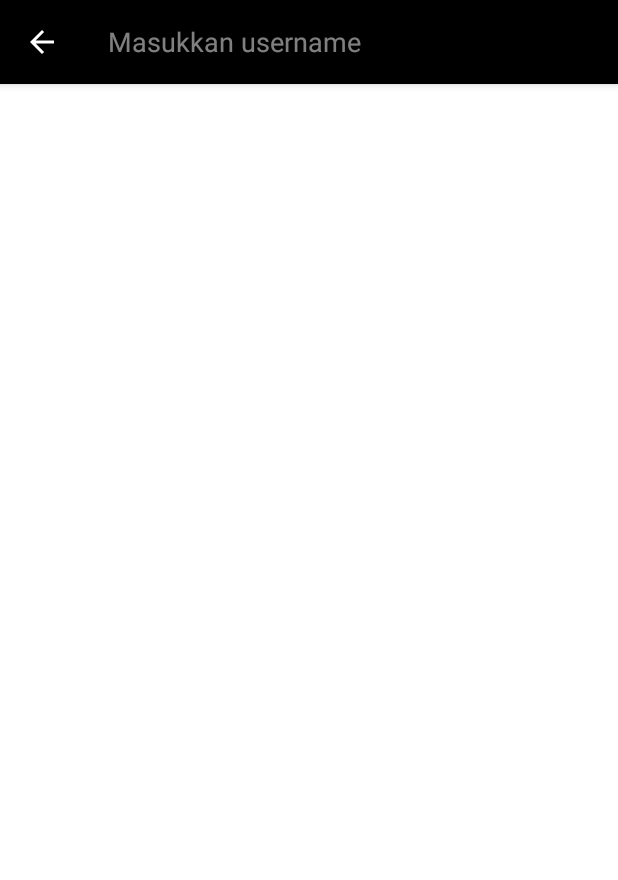
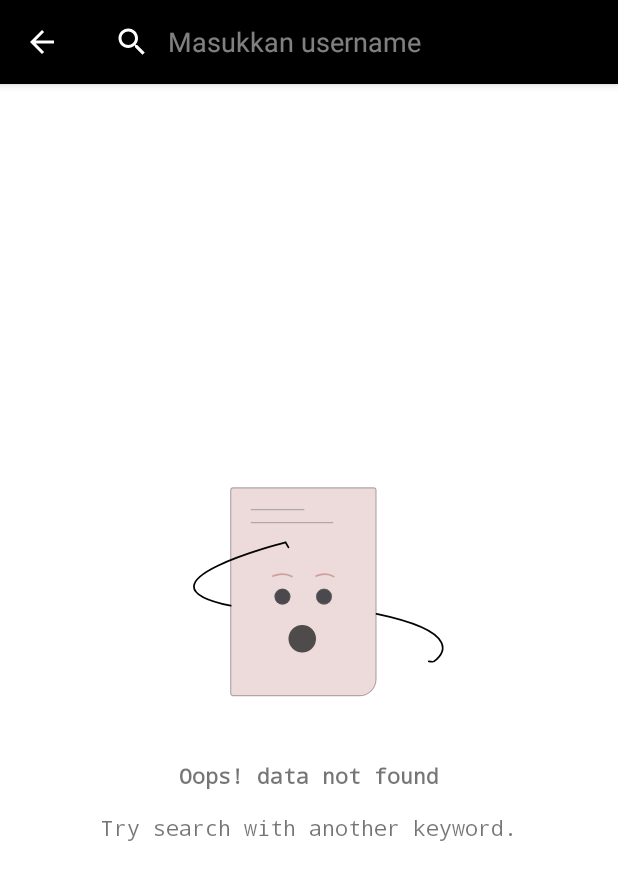
Before and after one commit to rochman25/github_user_submission, an Android app: the screen it shows after launch (MainActivity), after a tap on "Masukkan username", on a phone screen of 412 x 824 dp. Shown: the top 880 px of the screen. Run offline under Robolectric (Android 15) with nearby library versions, the phone set to English and light mode, and no system bars.

Commit message:
add empty state

```diff
--- a/app/src/main/java/com/example/githubusersubmission/ui/MainActivity.kt
+++ b/app/src/main/java/com/example/githubusersubmission/ui/MainActivity.kt
@@ -18,6 +18,7 @@ import com.example.githubusersubmission.ui.adapter.ListUserAdapter
 import com.example.githubusersubmission.ui.view.EmptyDataObserver
 import com.example.githubusersubmission.ui.viewmodel.UsersViewModel
 
+
 class MainActivity : AppCompatActivity() {
 
     private lateinit var binding: ActivityMainBinding
@@ -29,7 +30,7 @@ class MainActivity : AppCompatActivity() {
         setContentView(binding.root)
 
         val actionBar = supportActionBar
-        actionBar?.title = "Github User's"
+        actionBar?.title = "Github Users"
 
         binding.rvUsers.setHasFixedSize(true)
 
@@ -45,6 +46,7 @@ class MainActivity : AppCompatActivity() {
             showLoading(it)
         })
 
+
     }
 
     override fun onCreateOptionsMenu(menu: Menu?): Boolean {
@@ -56,12 +58,18 @@ class MainActivity : AppCompatActivity() {
 
         searchView.setSearchableInfo(searchManager.getSearchableInfo(componentName))
         searchView.queryHint = resources.getString(R.string.search)
+        searchView.setIconifiedByDefault(false)
+        searchView.isQueryRefinementEnabled = true
         searchView.setOnQueryTextListener(object : SearchView.OnQueryTextListener {
             override fun onQueryTextSubmit(query: String): Boolean {
                 userViewModel.searchUser(query)
+
                 return true
             }
             override fun onQueryTextChange(newText: String): Boolean {
+                if(newText.isNotEmpty()){
+                    return true
+                }
                 return false
             }
         })
--- a/app/src/main/java/com/example/githubusersubmission/ui/view/EmptyDataObserver.kt
+++ b/app/src/main/java/com/example/githubusersubmission/ui/view/EmptyDataObserver.kt
@@ -1,9 +1,11 @@
 package com.example.githubusersubmission.ui.view
 
 import android.view.View
+import android.widget.TextView
 import androidx.recyclerview.widget.RecyclerView
+import com.example.githubusersubmission.R
 
-class EmptyDataObserver(rv: RecyclerView?, ev: View): RecyclerView.AdapterDataObserver() {
+class EmptyDataObserver(rv: RecyclerView?, ev: View) : RecyclerView.AdapterDataObserver() {
     private var emptyView: View? = null
     private var recyclerView: RecyclerView? = null
 
@@ -19,6 +21,10 @@ class EmptyDataObserver(rv: RecyclerView?, ev: View): RecyclerView.AdapterDataOb
             val emptyViewVisible = recyclerView!!.adapter!!.itemCount == 0
             emptyView!!.visibility = if (emptyViewVisible) View.VISIBLE else View.GONE
             recyclerView!!.visibility = if (emptyViewVisible) View.GONE else View.VISIBLE
+            if(emptyViewVisible) {
+                emptyView!!.findViewById<TextView>(R.id.title).setText(R.string.title_empty)
+                emptyView!!.findViewById<TextView>(R.id.sub_title).setText(R.string.subtitle_empty)
+            }
         }
     }
 
--- a/app/src/main/res/layout/activity_main.xml
+++ b/app/src/main/res/layout/activity_main.xml
@@ -7,6 +7,17 @@
     android:layout_height="match_parent"
     tools:context=".ui.MainActivity">
 
+    <include
+        android:id="@+id/empty_data_parent"
+        layout="@layout/item_empty_data"
+        android:layout_width="match_parent"
+        android:layout_height="match_parent"
+        android:layout_gravity="center"
+        app:layout_constraintBottom_toBottomOf="parent"
+        app:layout_constraintTop_toBottomOf="parent"
+        app:layout_constraintVertical_bias="1.0"
+        tools:layout_editor_absoluteX="0dp" />
+
     <androidx.recyclerview.widget.RecyclerView
         android:id="@+id/rv_users"
         android:layout_width="0dp"
@@ -15,16 +26,6 @@
         app:layout_constraintEnd_toEndOf="parent"
         app:layout_constraintStart_toStartOf="parent"
         app:layout_constraintTop_toTopOf="parent" />
-
-    <include
-        android:id="@+id/empty_data_parent"
-        layout="@layout/item_empty_data"
-        android:layout_width="match_parent"
-        android:visibility="gone"
-        app:layout_constraintBottom_toBottomOf="parent"
-        app:layout_constraintTop_toBottomOf="parent"
-        android:layout_height="match_parent"
-        android:layout_gravity="center" />
 
     <ProgressBar
         android:id="@+id/progressBar"
```
